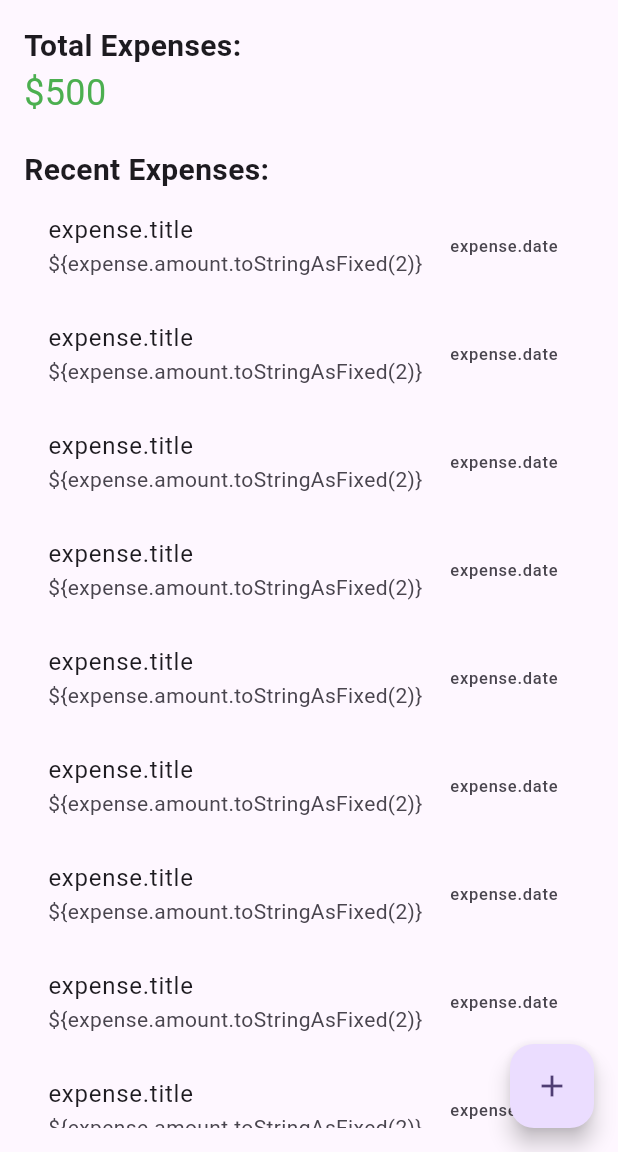
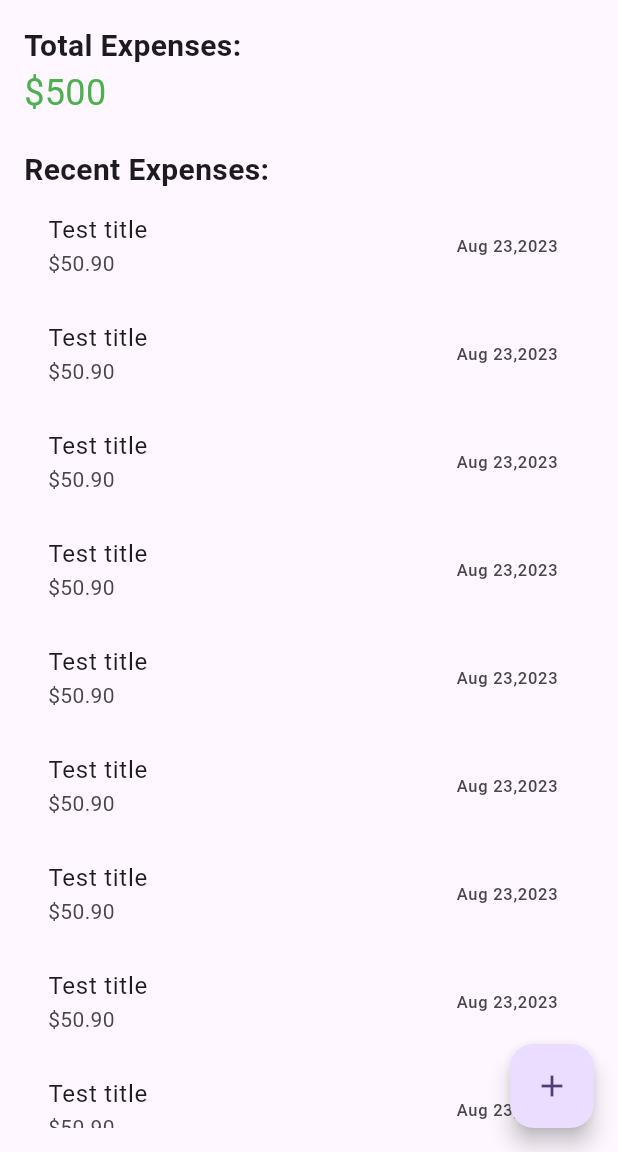
Before and after one commit to PrantoMondal/Expense-Manager, a Flutter app: the screen it shows after launch, after a tap on "Login", on a phone screen of 412 x 824 dp, the part 84-1236 px from its top. Run offline on Flutter 3.47's test engine with Material 2 defaults, Android fonts, the phone set to English and light mode, and no system bars; our stand-ins replace firebase_core, fl_chart; accounts and stored records are empty.

```diff
--- a/lib/main.dart
+++ b/lib/main.dart
@@ -1,16 +1,19 @@
 import 'package:expense_manager/auth/login_page.dart';
 import 'package:flutter/material.dart';
+import 'package:firebase_core/firebase_core.dart';
+import 'firebase_options.dart';
 
-void main() {
+void main() async {
   WidgetsFlutterBinding.ensureInitialized();
-  // await Firebase.initializeApp();
-  runApp(MyApp());
+  await Firebase.initializeApp(
+    options: DefaultFirebaseOptions.currentPlatform,
+  );
+  runApp(const MyApp());
 }
 
 class MyApp extends StatelessWidget {
   const MyApp({super.key});
 
-  // This widget is the root of your application.
   @override
   Widget build(BuildContext context) {
     return MaterialApp(
--- a/lib/pages/dashboard_page.dart
+++ b/lib/pages/dashboard_page.dart
@@ -66,9 +66,9 @@ class DashboardPage extends StatelessWidget {
                 itemBuilder: (context, index) {
                   // var expense = expenseProvider.recentExpenses[index];
                   return ListTile(
-                    title: Text("expense.title"),
-                    subtitle: Text('\${expense.amount.toStringAsFixed(2)}'),
-                    trailing: Text("expense.date"),
+                    title: Text("Test title"),
+                    subtitle: Text('\$50.90'),
+                    trailing: Text("Aug 23,2023"),
                   );
                 },
               ),
--- a/pubspec.yaml
+++ b/pubspec.yaml
@@ -38,7 +38,8 @@ dependencies:
   change_app_package_name: ^1.1.0
   fl_chart: ^0.64.0
   firebase_core: ^2.22.0
-  firebase_auth: ^4.14.0
+
+
 
 
 
@@ -51,7 +52,7 @@ dev_dependencies:
   # activated in the `analysis_options.yaml` file located at the root of your
   # package. See that file for information about deactivating specific lint
   # rules and activating additional ones.
-  flutter_lints: ^2.0.0
+  flutter_lints: ^3.0.1
 
 # For information on the generic Dart part of this file, see the
 # following page: https://dart.dev/tools/pub/pubspec
```
Also changed, not shown: lib/firebase_options.dart (added), pubspec.lock, 5 other files.
